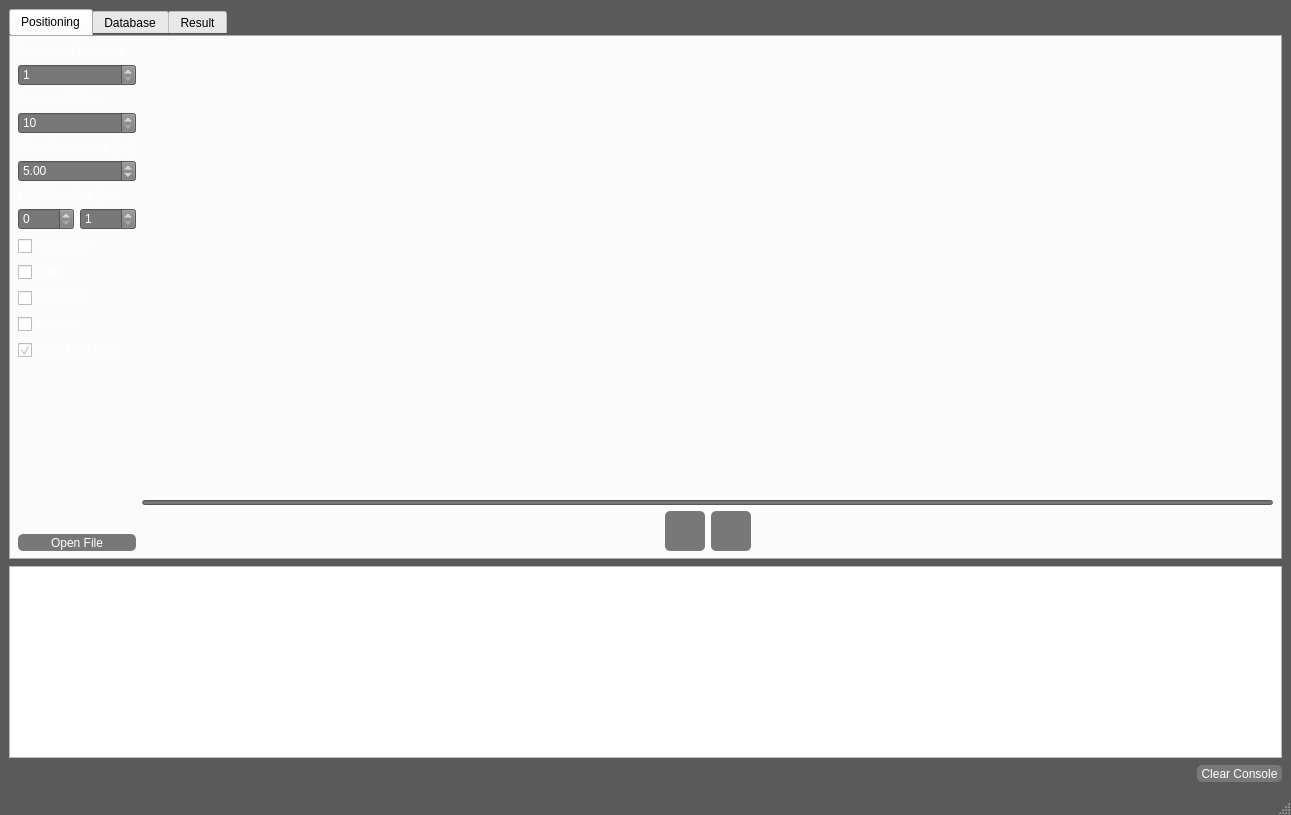
The window that mainwindow.ui (BurtBR/LIPS) describes before a commit, drawn with Qt 5.
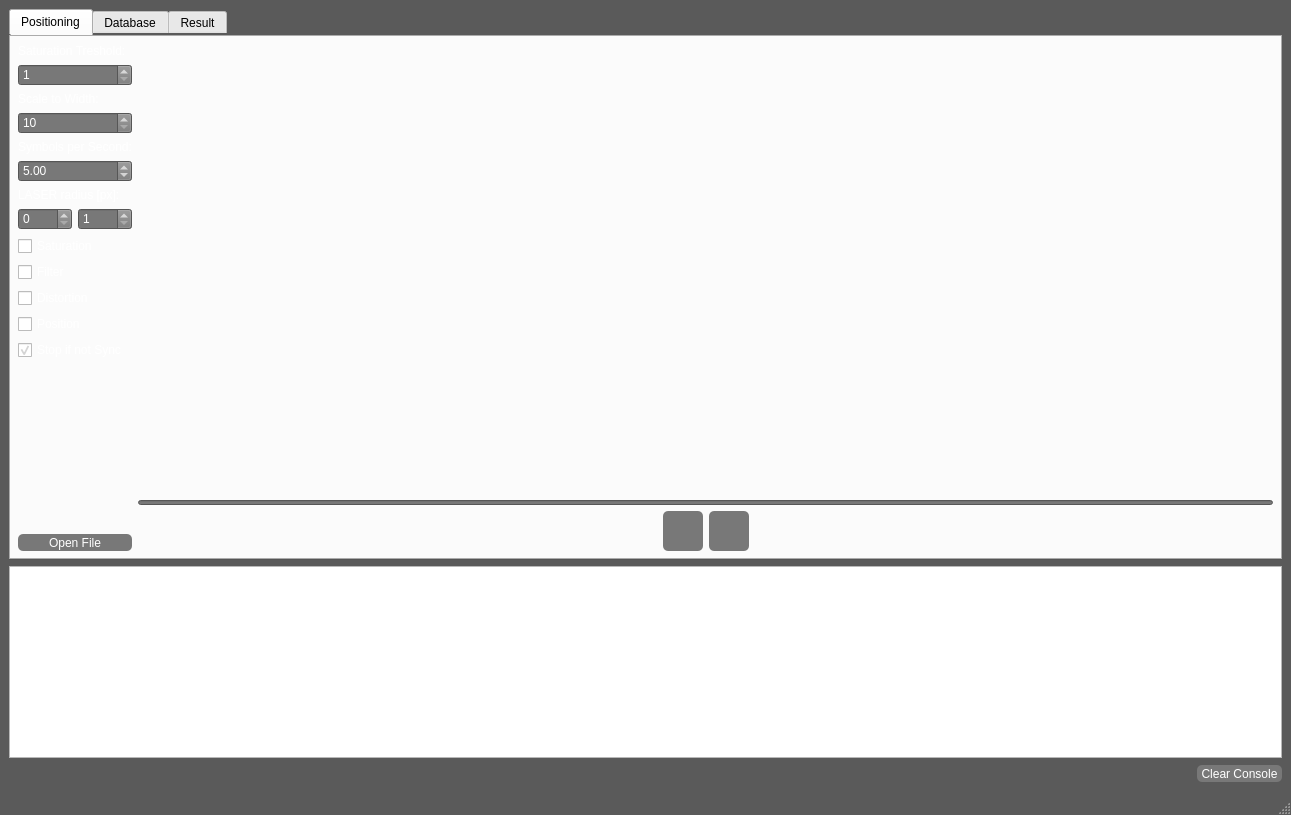
The same window after the commit. Icons and pictures are not drawn.

Commit message: Changed clock frequency to symbols per second

Diff of the .ui file:
```diff
--- a/mainwindow.ui
+++ b/mainwindow.ui
@@ -151,7 +151,7 @@
           <item>
            <widget class="QLabel" name="labelFrequency">
             <property name="text">
-             <string>Clock Frequency [Hz]:</string>
+             <string>Symbols per Second:</string>
             </property>
            </widget>
           </item>
```
The commit also changes 1 other file.
